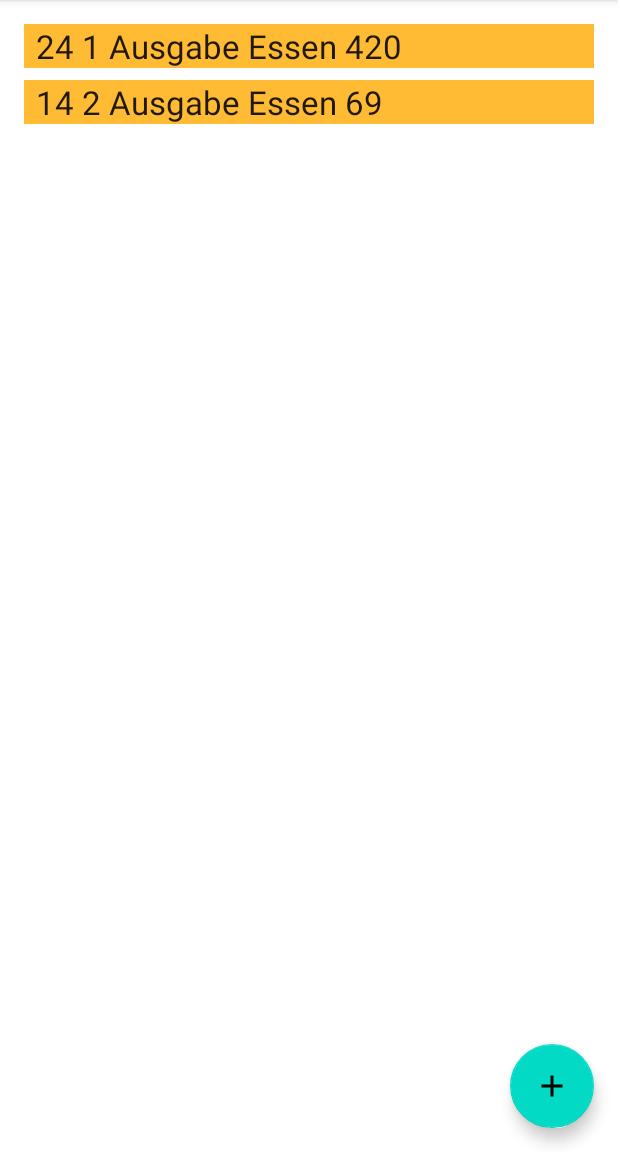
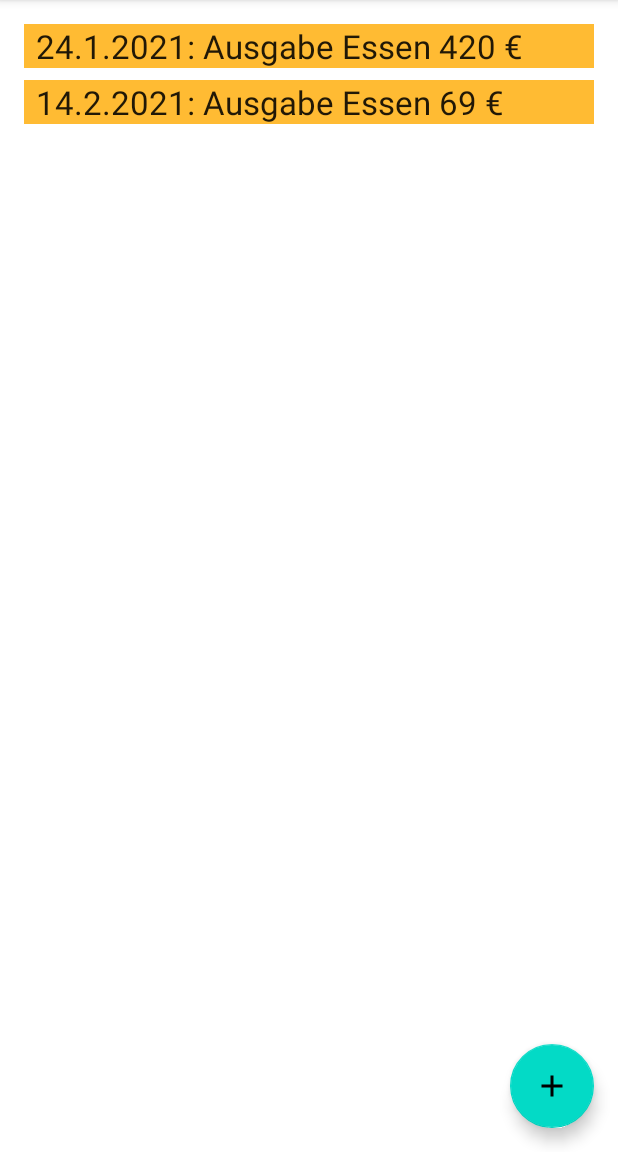
Before and after one commit to LucaM24/FinanceLast, an Android app: the screen it shows after launch (MainActivity), on a phone screen of 412 x 824 dp, the part 84-1236 px from its top. Run offline under Robolectric (Android 15) with nearby library versions, the phone set to English and light mode, and no system bars; our stand-ins replace Room's generated code.

```diff
--- a/app/src/main/java/com/example/finanzenroom/TransactionListAdapter.kt
+++ b/app/src/main/java/com/example/finanzenroom/TransactionListAdapter.kt
@@ -24,7 +24,7 @@ class TransactionListAdapter : ListAdapter<Transaction, TransactionListAdapter.T
         //val monat = current._dat.toString().substring(3,6).toString()
         //val jahr = current._dat.toString().substring(6,7).toString()
         //val datumzsm = "$tag.$monat.$jahr"
-        holder.bind( current._tag.toString() + " " + current._mon.toString() + " " + current._art + " " + current._kat + " " + current._bet ) // Edit hier um Anzeige zu ändern
+        holder.bind( current._tag.toString() + "." + current._mon.toString() + "." +  current._jahr + ": "+ current._art + " " + current._kat + " " + current._bet + " €") // Edit hier um Anzeige zu ändern
     }
 
     class TransactionViewHolder(itemView: View) : RecyclerView.ViewHolder(itemView) {
--- a/app/src/main/java/com/example/finanzenroom/TransactionRoomDatabase.kt
+++ b/app/src/main/java/com/example/finanzenroom/TransactionRoomDatabase.kt
@@ -9,7 +9,7 @@ import kotlinx.coroutines.CoroutineScope
 import kotlinx.coroutines.launch
 
 // Annotates class to be a Room Database with a table (entity) of the Word class
-@Database(entities = arrayOf(Transaction::class), version = 2, exportSchema = false)
+@Database(entities = arrayOf(Transaction::class), version = 3, exportSchema = false)
 public abstract class TransactionRoomDatabase : RoomDatabase() {
 
     abstract fun transactionDao(): TransactionDao
```
